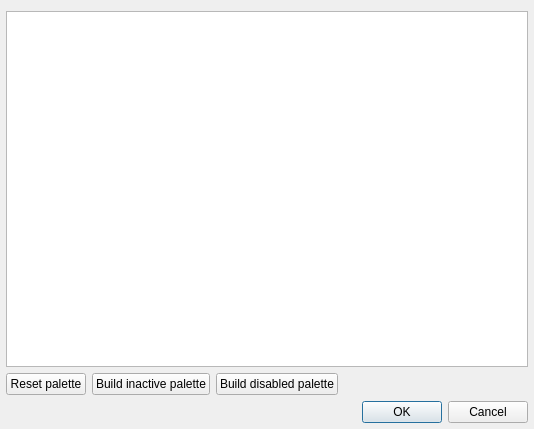
Above: qt5ct/src/qt5ct/paletteeditdialog.ui from Martchus/qt5ct before the change. Below: the same form after it.
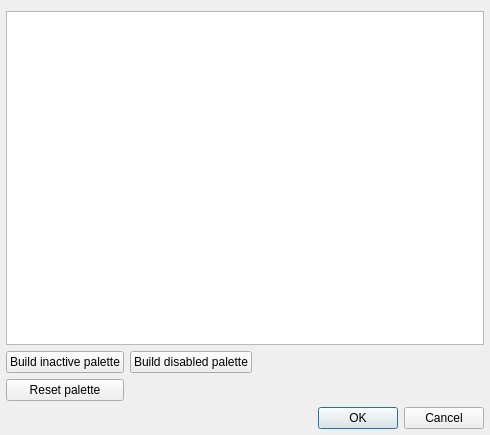
That is the form after the change.

Diff of the .ui file:
```diff
--- a/qt5ct/src/qt5ct/paletteeditdialog.ui
+++ b/qt5ct/src/qt5ct/paletteeditdialog.ui
@@ -6,8 +6,8 @@
    <rect>
     <x>0</x>
     <y>0</y>
-    <width>534</width>
-    <height>429</height>
+    <width>490</width>
+    <height>435</height>
    </rect>
   </property>
   <property name="windowTitle">
@@ -24,27 +24,27 @@
     <number>6</number>
    </property>
    <item row="1" column="0">
-    <widget class="QPushButton" name="resetPaletteButton">
-     <property name="text">
-      <string>Reset palette</string>
-     </property>
-    </widget>
-   </item>
-   <item row="1" column="1">
     <widget class="QPushButton" name="buildInactiveButton">
      <property name="text">
       <string>Build inactive palette</string>
      </property>
     </widget>
    </item>
-   <item row="1" column="2">
+   <item row="1" column="1">
     <widget class="QPushButton" name="buildDisabledButton">
      <property name="text">
       <string>Build disabled palette</string>
      </property>
     </widget>
    </item>
-   <item row="1" column="3">
+   <item row="2" column="0">
+    <widget class="QPushButton" name="resetPaletteButton">
+     <property name="text">
+      <string>Reset palette</string>
+     </property>
+    </widget>
+   </item>
+   <item row="1" column="2">
     <spacer name="horizontalSpacer">
      <property name="orientation">
       <enum>Qt::Horizontal</enum>
@@ -57,17 +57,7 @@
      </property>
     </spacer>
    </item>
-   <item row="2" column="0" colspan="4">
-    <widget class="QDialogButtonBox" name="buttonBox">
-     <property name="orientation">
-      <enum>Qt::Horizontal</enum>
-     </property>
-     <property name="standardButtons">
-      <set>QDialogButtonBox::Cancel|QDialogButtonBox::Ok</set>
-     </property>
-    </widget>
-   </item>
-   <item row="0" column="0" colspan="4">
+   <item row="0" column="0" colspan="3">
     <widget class="QTableWidget" name="tableWidget">
      <property name="editTriggers">
       <set>QAbstractItemView::NoEditTriggers</set>
@@ -80,6 +70,16 @@
      </property>
     </widget>
    </item>
+   <item row="3" column="0" colspan="3">
+    <widget class="QDialogButtonBox" name="buttonBox">
+     <property name="orientation">
+      <enum>Qt::Horizontal</enum>
+     </property>
+     <property name="standardButtons">
+      <set>QDialogButtonBox::Cancel|QDialogButtonBox::Ok</set>
+     </property>
+    </widget>
+   </item>
   </layout>
  </widget>
  <resources/>
```
